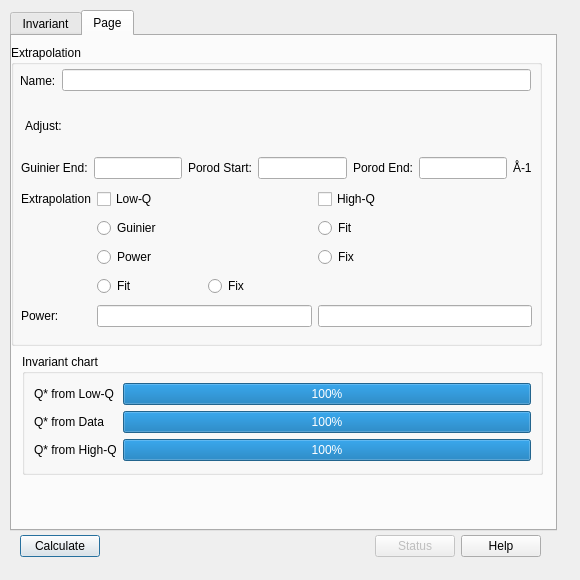
Before: the Qt Designer form src/sas/qtgui/Perspectives/Invariant/UI/TabbedInvariantUI.ui in SasView/sasview, drawn with Qt 5.
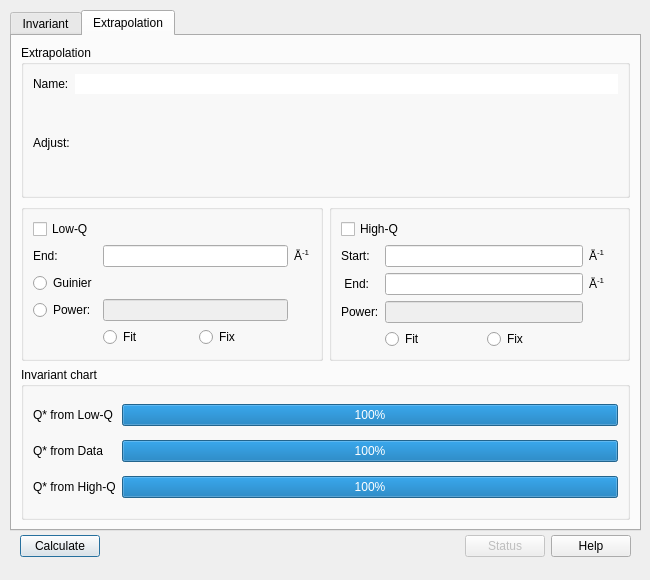
After: the same form once the commit is applied. The open tabs and pages were chosen to show the change.

Commit message:
Reviewr's suggestions and UI improvement
UI

Corfunc label

Label correction

sigfig

Patch:
```diff
--- a/src/sas/qtgui/Perspectives/Invariant/UI/TabbedInvariantUI.ui
+++ b/src/sas/qtgui/Perspectives/Invariant/UI/TabbedInvariantUI.ui
@@ -6,7 +6,7 @@
    <rect>
     <x>0</x>
     <y>0</y>
-    <width>580</width>
+    <width>650</width>
     <height>580</height>
    </rect>
   </property>
@@ -18,7 +18,7 @@
   </property>
   <property name="minimumSize">
    <size>
-    <width>580</width>
+    <width>650</width>
     <height>580</height>
    </size>
   </property>
@@ -30,7 +30,7 @@
     <rect>
      <x>10</x>
      <y>10</y>
-     <width>547</width>
+     <width>631</width>
      <height>521</height>
     </rect>
    </property>
@@ -517,29 +517,16 @@
    </widget>
    <widget class="QWidget" name="tabExtrapolation">
     <attribute name="title">
-     <string>Page</string>
+     <string>Extrapolation</string>
     </attribute>
+    <layout class="QVBoxLayout" name="verticalLayout_extrapolation">
+     <item>
     <widget class="QGroupBox" name="groupBox_5">
-     <property name="geometry">
-      <rect>
-       <x>-1</x>
-       <y>9</y>
-       <width>531</width>
-       <height>301</height>
-      </rect>
-     </property>
      <property name="title">
       <string>Extrapolation</string>
      </property>
-     <widget class="QWidget" name="horizontalLayoutWidget">
-      <property name="geometry">
-       <rect>
-        <x>9</x>
-        <y>20</y>
-        <width>511</width>
-        <height>31</height>
-       </rect>
-      </property>
+       <layout class="QVBoxLayout" name="verticalLayout_6">
+        <item>
       <layout class="QHBoxLayout" name="horizontalLayout_10">
        <item>
         <widget class="QLabel" name="labelName">
@@ -549,81 +536,22 @@
         </widget>
        </item>
        <item>
-        <widget class="QLineEdit" name="txtFileName"/>
-       </item>
-      </layout>
-     </widget>
-     <widget class="QWidget" name="gridLayoutWidget">
-      <property name="geometry">
-       <rect>
-        <x>10</x>
-        <y>110</y>
-        <width>511</width>
-        <height>27</height>
-       </rect>
-      </property>
-      <layout class="QGridLayout" name="gridLayout_4">
-       <item row="0" column="5">
-        <widget class="QLineEdit" name="txtPorodEnd_ex"/>
-       </item>
-       <item row="0" column="1">
-        <widget class="QLineEdit" name="txtGuinierEnd_ex"/>
-       </item>
-       <item row="0" column="3">
-        <widget class="QLineEdit" name="txtPorodStart_ex"/>
-       </item>
-       <item row="0" column="4">
-        <widget class="QLabel" name="labelPorodEnd">
-         <property name="text">
-          <string>Porod End:</string>
-         </property>
-        </widget>
-       </item>
-       <item row="0" column="2">
-        <widget class="QLabel" name="labelPorodStart">
-         <property name="text">
-          <string>Porod Start:</string>
+           <widget class="QLineEdit" name="txtFileName">
+            <property name="enabled">
+             <bool>true</bool>
+            </property>
+            <property name="frame">
+             <bool>false</bool>
+            </property>
+            <property name="readOnly">
+             <bool>true</bool>
          </property>
         </widget>
        </item>
-       <item row="0" column="0">
-        <widget class="QLabel" name="labelGuinierEnd">
-         <property name="text">
-          <string>Guinier End:</string>
-         </property>
-        </widget>
-       </item>
-       <item row="0" column="6">
-        <widget class="QLabel" name="labelUnits">
-         <property name="text">
-          <string>Å-1</string>
-         </property>
-        </widget>
-       </item>
-      </layout>
-     </widget>
-     <widget class="QWidget" name="horizontalLayoutWidget_2">
-      <property name="geometry">
-       <rect>
-        <x>9</x>
-        <y>60</y>
-        <width>511</width>
-        <height>41</height>
-       </rect>
-      </property>
+         </layout>
+        </item>
+        <item>
       <layout class="QHBoxLayout" name="sliderLayout">
-       <property name="leftMargin">
-        <number>5</number>
-       </property>
-       <property name="topMargin">
-        <number>10</number>
-       </property>
-       <property name="rightMargin">
-        <number>5</number>
-       </property>
-       <property name="bottomMargin">
-        <number>10</number>
-       </property>
        <item>
         <widget class="QLabel" name="label_7">
          <property name="text">
@@ -632,91 +560,237 @@
         </widget>
        </item>
       </layout>
-     </widget>
-    </widget>
-    <widget class="QWidget" name="gridLayoutWidget_2">
-     <property name="geometry">
-      <rect>
-       <x>9</x>
-       <y>150</y>
-       <width>511</width>
-       <height>149</height>
-      </rect>
-     </property>
-     <layout class="QGridLayout" name="gridLayout_9" rowstretch="0,0,0,0,0">
-      <item row="2" column="1">
-       <widget class="QRadioButton" name="rbLowQPower_ex">
-        <property name="text">
-         <string>Power</string>
-        </property>
-       </widget>
-      </item>
-      <item row="0" column="1">
+        </item>
+       </layout>
+      </widget>
+     </item>
+     <item>
+      <layout class="QHBoxLayout" name="horizontalLayout_6">
+       <item>
+        <widget class="QGroupBox" name="groupBox_6">
+         <property name="minimumSize">
+          <size>
+           <width>200</width>
+           <height>0</height>
+          </size>
+         </property>
+         <property name="title">
+          <string/>
+         </property>
+         <layout class="QGridLayout" name="gridLayout_7">
+          <item row="0" column="0" colspan="3">
        <widget class="QCheckBox" name="chkLowQ_ex">
         <property name="text">
          <string>Low-Q</string>
         </property>
        </widget>
       </item>
+          <item row="1" column="0">
+           <widget class="QLabel" name="labelGuinierEnd">
+            <property name="text">
+             <string>End:</string>
+            </property>
+           </widget>
+          </item>
       <item row="1" column="1">
+           <widget class="QLineEdit" name="txtGuinierEnd_ex">
+            <property name="sizePolicy">
+             <sizepolicy hsizetype="Minimum" vsizetype="Fixed">
+              <horstretch>0</horstretch>
+              <verstretch>0</verstretch>
+             </sizepolicy>
+            </property>
+           </widget>
+          </item>
+          <item row="1" column="2">
+           <widget class="QLabel" name="labelUnits_2">
+            <property name="text">
+             <string>&lt;html&gt;&lt;head/&gt;&lt;body&gt;&lt;p&gt;Å&lt;span style=&quot; vertical-align:super;&quot;&gt;-1&lt;/span&gt;&lt;/p&gt;&lt;/body&gt;&lt;/html&gt;</string>
+            </property>
+           </widget>
+          </item>
+          <item row="2" column="0">
        <widget class="QRadioButton" name="rbLowQGuinier_ex">
         <property name="text">
          <string>Guinier</string>
         </property>
        </widget>
       </item>
-      <item row="1" column="2">
-       <widget class="QRadioButton" name="rbHighQFit_ex">
+          <item row="3" column="0">
+           <widget class="QRadioButton" name="rbLowQPower_ex">
+            <property name="text">
+             <string>Power:</string>
+            </property>
+           </widget>
+          </item>
+          <item row="3" column="1">
+           <widget class="QLineEdit" name="txtLowQPower_ex">
+            <property name="enabled">
+             <bool>false</bool>
+            </property>
+           </widget>
+          </item>
+          <item row="5" column="1">
+           <layout class="QHBoxLayout" name="horizontalLayout_3">
+            <item>
+             <widget class="QRadioButton" name="rbLowQFit_ex">
+              <property name="sizePolicy">
+               <sizepolicy hsizetype="Minimum" vsizetype="Maximum">
+                <horstretch>0</horstretch>
+                <verstretch>0</verstretch>
+               </sizepolicy>
+              </property>
         <property name="text">
          <string>Fit</string>
         </property>
        </widget>
       </item>
-      <item row="2" column="2">
-       <widget class="QRadioButton" name="rbHighQFix_ex">
+            <item>
+             <widget class="QRadioButton" name="rbLowQFix_ex">
+              <property name="sizePolicy">
+               <sizepolicy hsizetype="Minimum" vsizetype="Maximum">
+                <horstretch>0</horstretch>
+                <verstretch>0</verstretch>
+               </sizepolicy>
+              </property>
         <property name="text">
          <string>Fix</string>
         </property>
        </widget>
       </item>
-      <item row="0" column="0">
-       <widget class="QLabel" name="label_11">
+           </layout>
+          </item>
+         </layout>
+        </widget>
+       </item>
+       <item>
+        <widget class="QGroupBox" name="groupBox_8">
+         <property name="title">
+          <string/>
+         </property>
+         <layout class="QGridLayout" name="gridLayout_8">
+          <item row="2" column="1">
+           <widget class="QLabel" name="labelPorodEnd">
+            <property name="sizePolicy">
+             <sizepolicy hsizetype="Preferred" vsizetype="Minimum">
+              <horstretch>0</horstretch>
+              <verstretch>0</verstretch>
+             </sizepolicy>
+            </property>
         <property name="text">
-         <string>Extrapolation</string>
+             <string> End:</string>
         </property>
        </widget>
       </item>
-      <item row="0" column="2">
+          <item row="2" column="2">
+           <widget class="QLineEdit" name="txtPorodEnd_ex">
+            <property name="sizePolicy">
+             <sizepolicy hsizetype="Expanding" vsizetype="Minimum">
+              <horstretch>0</horstretch>
+              <verstretch>0</verstretch>
+             </sizepolicy>
+            </property>
+           </widget>
+          </item>
+          <item row="3" column="1">
+           <widget class="QLabel" name="label">
+            <property name="sizePolicy">
+             <sizepolicy hsizetype="Preferred" vsizetype="Minimum">
+              <horstretch>0</horstretch>
+              <verstretch>0</verstretch>
+             </sizepolicy>
+            </property>
+            <property name="text">
+             <string>Power:</string>
+            </property>
+           </widget>
+          </item>
+          <item row="1" column="3">
+           <widget class="QLabel" name="labelUnits">
+            <property name="sizePolicy">
+             <sizepolicy hsizetype="Preferred" vsizetype="Minimum">
+              <horstretch>0</horstretch>
+              <verstretch>0</verstretch>
+             </sizepolicy>
+            </property>
+            <property name="text">
+             <string>&lt;html&gt;&lt;head/&gt;&lt;body&gt;&lt;p&gt;Å&lt;span style=&quot; vertical-align:super;&quot;&gt;-1&lt;/span&gt;&lt;/p&gt;&lt;/body&gt;&lt;/html&gt;</string>
+            </property>
+           </widget>
+          </item>
+          <item row="3" column="2">
+           <widget class="QLineEdit" name="txtHighQPower_ex">
+            <property name="enabled">
+             <bool>false</bool>
+            </property>
+            <property name="sizePolicy">
+             <sizepolicy hsizetype="Expanding" vsizetype="Fixed">
+              <horstretch>0</horstretch>
+              <verstretch>0</verstretch>
+             </sizepolicy>
+            </property>
+           </widget>
+          </item>
+          <item row="1" column="2">
+           <widget class="QLineEdit" name="txtPorodStart_ex">
+            <property name="sizePolicy">
+             <sizepolicy hsizetype="Expanding" vsizetype="Minimum">
+              <horstretch>0</horstretch>
+              <verstretch>0</verstretch>
+             </sizepolicy>
+            </property>
+           </widget>
+          </item>
+          <item row="1" column="1">
+           <widget class="QLabel" name="labelPorodStart">
+            <property name="sizePolicy">
+             <sizepolicy hsizetype="Preferred" vsizetype="Minimum">
+              <horstretch>0</horstretch>
+              <verstretch>0</verstretch>
+             </sizepolicy>
+            </property>
+            <property name="text">
+             <string>Start:</string>
+            </property>
+           </widget>
+          </item>
+          <item row="0" column="1" colspan="5">
        <widget class="QCheckBox" name="chkHighQ_ex">
+            <property name="sizePolicy">
+             <sizepolicy hsizetype="Minimum" vsizetype="Minimum">
+              <horstretch>0</horstretch>
+              <verstretch>0</verstretch>
+             </sizepolicy>
+            </property>
         <property name="text">
          <string>High-Q</string>
         </property>
        </widget>
       </item>
-      <item row="4" column="1">
-       <widget class="QLineEdit" name="txtLowQPower_ex"/>
-      </item>
-      <item row="4" column="0">
-       <widget class="QLabel" name="label_15">
+          <item row="2" column="3">
+           <widget class="QLabel" name="labelUnits_3">
+            <property name="sizePolicy">
+             <sizepolicy hsizetype="Preferred" vsizetype="Minimum">
+              <horstretch>0</horstretch>
+              <verstretch>0</verstretch>
+             </sizepolicy>
+            </property>
         <property name="text">
-         <string>Power:</string>
+             <string>&lt;html&gt;&lt;head/&gt;&lt;body&gt;&lt;p&gt;Å&lt;span style=&quot; vertical-align:super;&quot;&gt;-1&lt;/span&gt;&lt;/p&gt;&lt;/body&gt;&lt;/html&gt;</string>
         </property>
        </widget>
       </item>
       <item row="4" column="2">
-       <widget class="QLineEdit" name="txtHighQPower_ex"/>
-      </item>
-      <item row="3" column="1">
-       <layout class="QHBoxLayout" name="horizontalLayout_11">
+           <layout class="QHBoxLayout" name="horizontalLayout_5">
         <item>
-         <widget class="QRadioButton" name="rbLowQFit_ex">
+             <widget class="QRadioButton" name="rbHighQFit_ex">
           <property name="text">
            <string>Fit</string>
           </property>
          </widget>
         </item>
         <item>
-         <widget class="QRadioButton" name="rbLowQFix_ex">
+             <widget class="QRadioButton" name="rbHighQFix_ex">
           <property name="text">
            <string>Fix</string>
           </property>
@@ -726,15 +800,11 @@
       </item>
      </layout>
     </widget>
+       </item>
+      </layout>
+     </item>
+     <item>
     <widget class="QGroupBox" name="groupBox_4">
-     <property name="geometry">
-      <rect>
-       <x>10</x>
-       <y>318</y>
-       <width>521</width>
-       <height>121</height>
-      </rect>
-     </property>
      <property name="title">
       <string>Invariant chart</string>
      </property>
@@ -783,6 +853,8 @@
       </item>
      </layout>
     </widget>
+     </item>
+    </layout>
    </widget>
   </widget>
   <widget class="QWidget" name="layoutWidget">
@@ -790,7 +862,7 @@
     <rect>
      <x>20</x>
      <y>531</y>
-     <width>521</width>
+     <width>611</width>
      <height>31</height>
     </rect>
    </property>
```
Left out of the diff: 121 changed lines with no effect on the pictures. Lines whose indentation alone changed are shown as unchanged. The commit also changes 4 other files.
